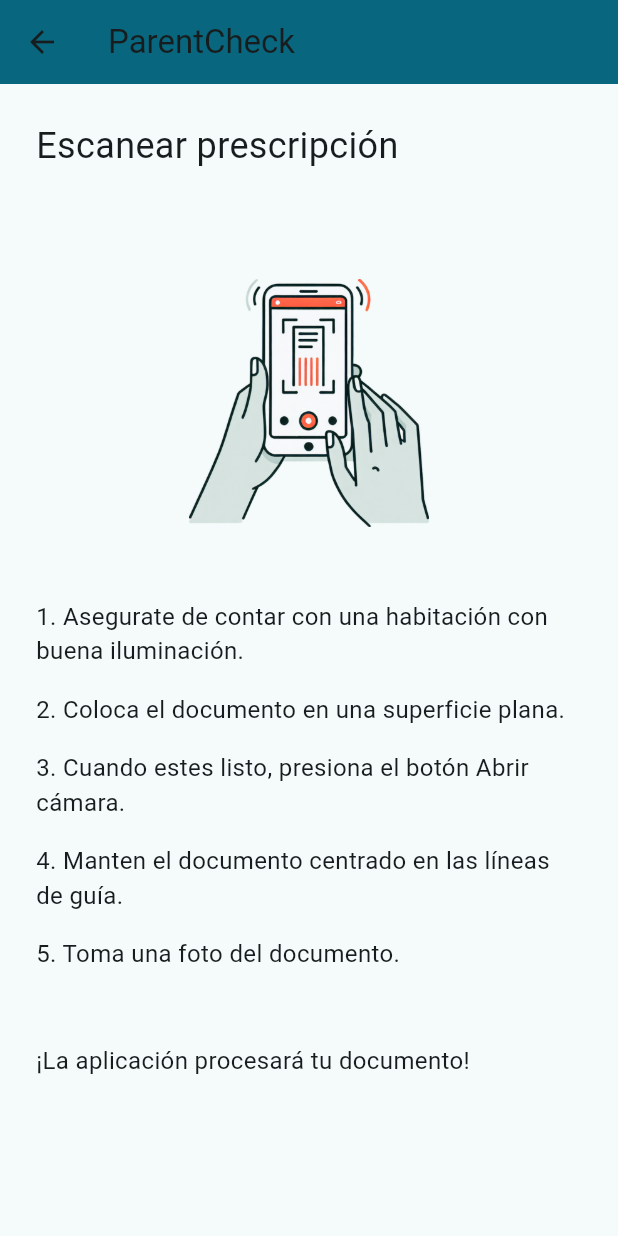
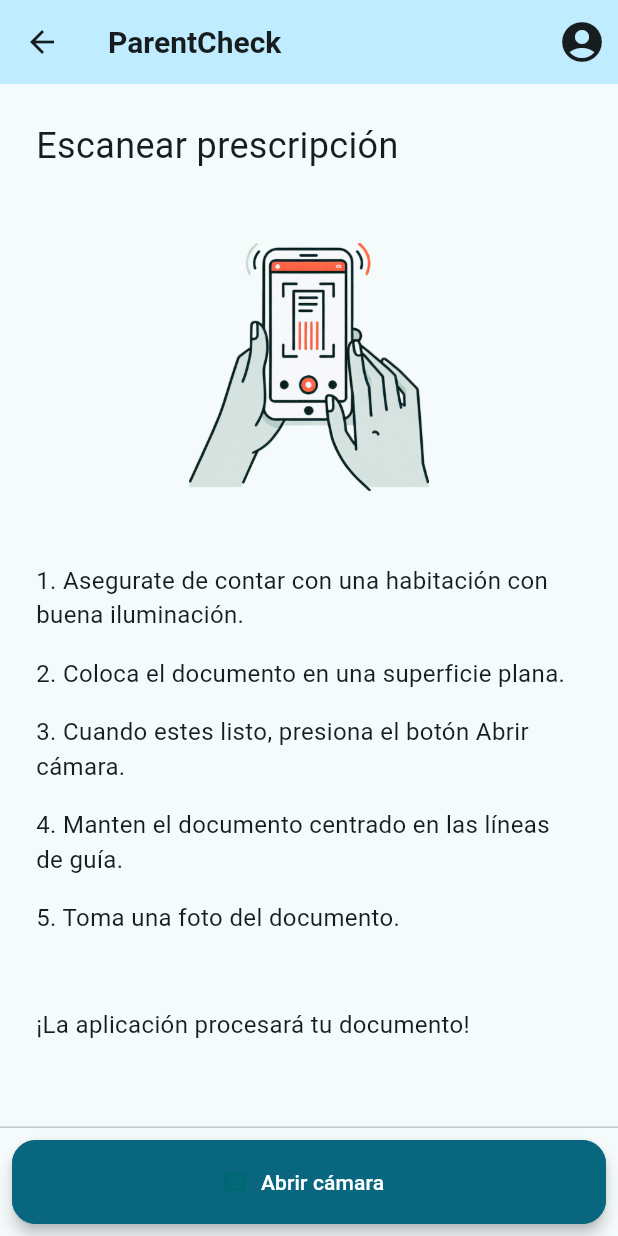
Before and after one commit to nfortiz/ux-mejoramiento-misow-mobile, a Flutter app: the MyHomePage screen opened by its route, after a tap on "Escanear prescripción", on a phone screen of 412 x 824 dp. Run offline on Flutter 3.47's test engine with Material 3 defaults, Android fonts, the phone set to English and light mode, and no system bars; our stand-ins replace flutter_svg; missing offline and left inert: flutter_doc_scanner.

Commit message:
Unificando layouts

```diff
--- a/parentcheck/parentcheck/lib/components/button_with_icon.dart
+++ /dev/null
@@ -1,48 +0,0 @@
-import 'package:flutter/material.dart';
-
-
-class ButtonWithIcon extends StatelessWidget {
-
-  final String text;
-  final IconData icon;
-  final Color color;
-  final VoidCallback onPressed;
-
-  const ButtonWithIcon({
-    super.key,
-    required this.text,
-    required this.icon,
-    required this.color,
-    required this.onPressed,
-  });
-
-  @override
-  Widget build(BuildContext context) {
-    return Container(
-      height: 56,
-      width: double.infinity,
-      child: OutlinedButton(
-        style: OutlinedButton.styleFrom(
-
-          padding: const EdgeInsets.symmetric(horizontal: 50, vertical: 20),
-          shape: RoundedRectangleBorder(
-            borderRadius: BorderRadius.circular(16), // <-- Radius
-          ),
-          backgroundColor: Theme.of(context).primaryColorDark,
-          side: BorderSide(
-            color: Theme.of(context).primaryColorDark,
-          ),
-        ),
-        onPressed: onPressed,
-        child: Row(
-          mainAxisAlignment: MainAxisAlignment.center,
-          children: <Widget>[
-            Icon(icon, color: Colors.white),
-            const SizedBox(width: 10),
-            Text(text, style: TextStyle(color: Colors.white, fontSize: 14, fontWeight: FontWeight.w500)),
-          ],
-        ),
-      ),
-    );
-  }
-}
--- a/parentcheck/parentcheck/lib/components/card_historial_home.dart
+++ b/parentcheck/parentcheck/lib/components/card_historial_home.dart
@@ -1,5 +1,4 @@
 import 'package:flutter/material.dart';
-
 
 class CardHistorial extends StatelessWidget {
 
--- a/parentcheck/parentcheck/lib/components/card_home.dart
+++ b/parentcheck/parentcheck/lib/components/card_home.dart
@@ -1,46 +1,41 @@
 import 'package:flutter/material.dart';
 
-
 class CardHome extends StatelessWidget {
-
   final String title;
   final String subtitle;
   final String imagePath;
 
-  const CardHome({super.key, required this.title, required this.subtitle, required this.imagePath});
+  const CardHome({
+    super.key,
+    required this.title,
+    required this.subtitle,
+    required this.imagePath,
+  });
 
   @override
   Widget build(BuildContext context) {
-    return Container(
-      margin: EdgeInsets.symmetric(horizontal: 70),
+    return SizedBox(
       height: 80,
-      width: 344,
       child: Card(
-
         color: Colors.white,
         child: Row(
           children: [
-            SizedBox(
-              width: 294,
-              height: 80,
+            Expanded(
               child: Column(
                 mainAxisSize: MainAxisSize.min,
                 children: <Widget>[
                   ListTile(
                     title: Text(
-                    this.title,
+                      title,
                       style: TextStyle(
                         fontSize: 16,
                         fontWeight: FontWeight.w600,
-                      color: Color(0xff171C1F)
+                        color: Color(0xff171C1F),
                       ),
                     ),
                     subtitle: Text(
-                    this.subtitle,
-                    style: TextStyle(
-                      fontSize: 14,
-                      color: Color(0xff40484C)
-                    ),
+                      subtitle,
+                      style: TextStyle(fontSize: 14, color: Color(0xff40484C)),
                     ),
                   ),
                 ],
@@ -49,12 +44,11 @@ class CardHome extends StatelessWidget {
             SizedBox(
               width: 50,
               height: 80,
-            child: Image(image: AssetImage(this.imagePath)),
-          )
+              child: Image(image: AssetImage(imagePath)),
+            ),
           ],
         ),
       ),
     );
-
   }
 }
--- a/parentcheck/parentcheck/lib/components/card_next_dosis.dart
+++ b/parentcheck/parentcheck/lib/components/card_next_dosis.dart
@@ -5,10 +5,7 @@ class CardNextDosis extends StatelessWidget {
 
   @override
   Widget build(BuildContext context) {
-    return Container(
-      margin: EdgeInsets.symmetric(horizontal: 70),
-      width: 344,
-      child: Card(
+    return Card(
       color: Colors.white,
       child: Column(
         mainAxisSize: MainAxisSize.min,
@@ -19,15 +16,12 @@ class CardNextDosis extends StatelessWidget {
               style: TextStyle(
                 fontSize: 16,
                 fontWeight: FontWeight.w500,
-                  color: Color(0xff171C1F)
+                color: Color(0xff171C1F),
               ),
             ),
             subtitle: Text(
               '1 dosis cada 6 horas',
-                style: TextStyle(
-                  fontSize: 14,
-                  color: Color(0xff40484C)
-                ),
+              style: TextStyle(fontSize: 14, color: Color(0xff40484C)),
             ),
           ),
           Row(
@@ -36,20 +30,22 @@ class CardNextDosis extends StatelessWidget {
             children: <Widget>[
               TextButton.icon(
                 style: TextButton.styleFrom(
-                    textStyle: TextStyle(
-                      color: Color(0xff444748)
+                  textStyle: TextStyle(color: Color(0xff444748)),
                 ),
+                icon: const Icon(
+                  Icons.notifications_outlined,
+                  color: Color(0xff444748),
                 ),
-                  icon: const Icon(Icons.notifications_outlined, color: Color(0xff444748)),
-                  label: const Text('02:00 PM', style: TextStyle(color: Color(0xff444748)),),
-                  onPressed: () {
-                  },
-                )
+                label: const Text(
+                  '02:00 PM',
+                  style: TextStyle(color: Color(0xff444748)),
+                ),
+                onPressed: () {},
+              ),
             ],
           ),
         ],
       ),
-      ),
     );
   }
 }
--- a/parentcheck/parentcheck/lib/components/historial_preview.dart
+++ b/parentcheck/parentcheck/lib/components/historial_preview.dart
@@ -15,8 +15,6 @@ class HistorialPreview extends StatelessWidget {
   Widget build(BuildContext context) {
     return Container(
       height: 118,
-      width: 393,
-      padding: EdgeInsets.symmetric(horizontal: 70),
       decoration: BoxDecoration(
         color: Colors.white70,
       ),
--- a/parentcheck/parentcheck/lib/components/my_app_bar.dart
+++ /dev/null
@@ -1,33 +0,0 @@
-import 'package:flutter/material.dart';
-
-class CustomAppBar extends StatelessWidget implements PreferredSizeWidget {
-  final bool isHome;
-  final bool centerTitle;
-
-  const CustomAppBar({super.key, this.isHome = false, this.centerTitle = false });
-
-  @override
-  Widget build(BuildContext context) {
-    return AppBar(
-      centerTitle: centerTitle,
-      titleTextStyle: TextStyle(
-        color: Color(0xff171C1F),
-        fontSize: 20,
-        fontWeight: FontWeight.bold,
-      ),
-      title: Text('ParentCheck'),
-      backgroundColor:  Theme.of(context).primaryColorLight,
-      leading: IconButton(
-
-          icon: isHome ? Icon(null) : Icon(Icons.arrow_back),
-          onPressed: () {
-            // Action for more button
-          },
-        ),
-
-    );
-  }
-
-  @override
-  Size get preferredSize => Size.fromHeight(kToolbarHeight);
-}
--- /dev/null
+++ b/parentcheck/parentcheck/lib/components/parentcheck_app_bar.dart
@@ -0,0 +1,44 @@
+import 'package:flutter/material.dart';
+
+class ParentCheckAppBar extends StatelessWidget implements PreferredSizeWidget {
+  final bool back;
+  final bool centerTitle;
+  final bool avatar;
+
+  const ParentCheckAppBar({
+    super.key,
+    this.back = false,
+    this.centerTitle = false,
+    this.avatar = false,
+  });
+
+  @override
+  Widget build(BuildContext context) {
+    return AppBar(
+      centerTitle: centerTitle,
+      titleTextStyle: TextStyle(
+        color: Color(0xff171C1F),
+        fontSize: 20,
+        fontWeight: FontWeight.bold,
+      ),
+      title: Text('ParentCheck'),
+      backgroundColor: Theme.of(context).primaryColorLight,
+      automaticallyImplyLeading: false,
+      leading:
+          back
+              ? IconButton(
+                icon: Icon(Icons.arrow_back),
+                onPressed: () {
+                  Navigator.pop(context);
+                },
+              )
+              : null,
+      actionsIconTheme: IconThemeData(size: 32),
+      actionsPadding: EdgeInsets.all(8),
+      actions: avatar ? [Icon(Icons.account_circle)] : null,
+    );
+  }
+
+  @override
+  Size get preferredSize => Size.fromHeight(kToolbarHeight);
+}
--- /dev/null
+++ b/parentcheck/parentcheck/lib/components/parentcheck_button.dart
@@ -0,0 +1,41 @@
+import 'package:flutter/material.dart';
+
+
+class ParentCheckButton extends StatelessWidget {
+
+  final String text;
+  final IconData? icon;
+  final Color? color;
+  final VoidCallback onPressed;
+
+  const ParentCheckButton({
+    super.key,
+    this.icon,
+    this.color,
+    required this.text,
+    required this.onPressed,
+  });
+
+  @override
+  Widget build(BuildContext context) {
+    return SizedBox(
+      height: 56,
+      width: double.infinity,
+      child: ElevatedButton.icon(
+        icon: icon != null ? Icon(icon) : null,
+        style: ElevatedButton.styleFrom(
+          elevation: Theme.of(context).floatingActionButtonTheme.elevation ?? 4,
+          shape: RoundedRectangleBorder(
+            borderRadius: BorderRadius.circular(16), // <-- Radius
+          ),
+          backgroundColor: color ?? Theme.of(context).primaryColorDark,
+          side: BorderSide(
+            color: Theme.of(context).primaryColorDark,
+          ),
+        ),
+        onPressed: onPressed,
+        label: Text(text, style: TextStyle(color: Colors.white))
+      ),
+    );
+  }
+}
--- a/parentcheck/parentcheck/lib/pages/my_home.dart
+++ b/parentcheck/parentcheck/lib/pages/my_home.dart
@@ -1,11 +1,11 @@
 import 'package:flutter/material.dart';
-import 'package:parentcheck/components/button_with_icon.dart';
+import 'package:parentcheck/components/parentcheck_button.dart';
 import 'package:parentcheck/components/card_alarm.dart';
 import 'package:parentcheck/components/card_historial_home.dart';
 import 'package:parentcheck/components/card_home.dart';
 import 'package:parentcheck/components/card_next_dosis.dart';
 import 'package:parentcheck/components/historial_preview.dart';
-import 'package:parentcheck/components/my_app_bar.dart';
+import 'package:parentcheck/components/parentcheck_app_bar.dart';
 
 class MyHomePage extends StatefulWidget {
   const MyHomePage({super.key, required this.title});
@@ -28,7 +28,7 @@ class _MyHomePageState extends State<MyHomePage> {
   @override
   Widget build(BuildContext context) {
     return Scaffold(
-      appBar: CustomAppBar(isHome: true),
+      appBar: ParentCheckAppBar(avatar: true),
       body: Container(child: _screens[_currentIndex]),
       bottomNavigationBar: BottomNavigationBar(
         backgroundColor: Colors.white,
@@ -62,19 +62,13 @@ class AlarmContent extends StatelessWidget {
   @override
   Widget build(BuildContext context) {
     return ListView(
+      padding: EdgeInsets.all(24),
       children: <Widget>[
-        Container(
-          height: 71,
-          margin: EdgeInsets.symmetric(horizontal: 50, vertical: 10),
-          padding: EdgeInsets.symmetric(vertical: 10),
-          child: Text(
-            'Alarmas',
-            style: Theme.of(context).textTheme.headlineSmall,
+        Padding(
+          padding: EdgeInsets.only(bottom: 24),
+          child: const Text('Alarmas', style: TextStyle(fontSize: 24)),
         ),
-        ),
-        Container(
-          margin: EdgeInsets.symmetric(horizontal: 50),
-          child: Column(
+        Column(
           children: <Widget>[
             CardAlarm(
               title: 'Loratadina 100mg',
@@ -86,16 +80,16 @@ class AlarmContent extends StatelessWidget {
               subtitle: '1 dosis cada 8 horas',
             ),
             const SizedBox(height: 100),
-              ButtonWithIcon(
+            ParentCheckButton(
               text: 'Crear alarma',
               icon: Icons.add,
               color: Theme.of(context).primaryColorDark,
               onPressed: () {
-                  Navigator.pushNamed(context, '/add-alarm');
+                Navigator.pushNamed(context, '/alarm/create');
               },
             ),
             const SizedBox(height: 10),
-              ButtonWithIcon(
+            ParentCheckButton(
               text: 'Escanear prescripción',
               icon: Icons.document_scanner_outlined,
               color: Theme.of(context).primaryColorDark,
@@ -104,7 +98,6 @@ class AlarmContent extends StatelessWidget {
               },
             ),
           ],
-          ),
         ),
       ],
     );
@@ -123,10 +116,10 @@ class HomeContent extends StatelessWidget {
   @override
   Widget build(BuildContext context) {
     return ListView(
+      padding: EdgeInsets.symmetric(vertical: 10, horizontal: 24),
       children: <Widget>[
         HistorialPreview(onPressed: onPressed),
         Container(
-          margin: EdgeInsets.symmetric(horizontal: 70),
           padding: EdgeInsets.symmetric(vertical: 10),
           child: Text(
             'Proxima dosis',
@@ -136,7 +129,6 @@ class HomeContent extends StatelessWidget {
         CardNextDosis(),
         const SizedBox(height: 10),
         Container(
-          margin: EdgeInsets.symmetric(horizontal: 70),
           padding: EdgeInsets.symmetric(vertical: 10),
           child: Text(
             'Inicio',
@@ -146,13 +138,13 @@ class HomeContent extends StatelessWidget {
         CardHome(
           title: 'Dependientes',
           subtitle: 'Ver dependientes',
-          imagePath: 'card_home_bg.png',
+          imagePath: 'assets/card_home_bg.png',
         ),
         const SizedBox(height: 5),
         CardHome(
           title: 'Medicamentos',
           subtitle: 'Ver medicamentos',
-          imagePath: 'medical_care.png',
+          imagePath: 'assets/medical_care.png',
         ),
       ],
     );
@@ -165,35 +157,32 @@ class HistorialContent extends StatelessWidget {
   @override
   Widget build(BuildContext context) {
     return ListView(
+      padding: EdgeInsets.symmetric(vertical: 10, horizontal: 24),
       children: <Widget>[
         HistorialPreview(),
         Container(
-          margin: EdgeInsets.symmetric(horizontal: 70),
           padding: EdgeInsets.symmetric(vertical: 10),
           child: Text(
             'Febrero 15',
             style: Theme.of(context).textTheme.headlineMedium,
           ),
         ),
-        Container(
-          margin: EdgeInsets.symmetric(horizontal: 70),
-          padding: EdgeInsets.symmetric(vertical: 10),
-          child: CardHistorial(
+        Column(
+          spacing: 10,
+          children: [
+            CardHistorial(
               title: 'Loratadina 100mg',
               subtitle: '1 dosis cada 6 horas',
               time: '02:00 PM',
               imagePath: 'card_home_bg.png',
             ),
-        ),
-
-        Container(
-          margin: EdgeInsets.symmetric(horizontal: 70),
-          child: CardHistorial(
+            CardHistorial(
               title: 'Loratadina 100mg',
               subtitle: '1 dosis cada 6 horas',
               time: '02:00 PM',
               imagePath: 'card_home_bg.png',
             ),
+          ],
         ),
       ],
     );
--- a/parentcheck/parentcheck/lib/pages/prescription/scan.dart
+++ b/parentcheck/parentcheck/lib/pages/prescription/scan.dart
@@ -1,5 +1,7 @@
 import 'package:flutter/material.dart';
-import 'package:parentcheck/components/button_with_icon.dart';
+import 'package:flutter_doc_scanner/flutter_doc_scanner.dart';
+import 'package:parentcheck/components/parentcheck_button.dart';
+import 'package:parentcheck/components/parentcheck_app_bar.dart';
 
 class ScanPrescriptionPage extends StatefulWidget {
   const ScanPrescriptionPage({super.key});
@@ -9,18 +11,29 @@ class ScanPrescriptionPage extends StatefulWidget {
 }
 
 class _ScanPrescriptionPageState extends State<ScanPrescriptionPage> {
+  Future<void> scanDocument() async {
+    await FlutterDocScanner().getScanDocuments();
+
+    if (mounted) {
+      setState(() {
+        Navigator.pushNamed(context, '/prescription/summary');
+      });
+    }
+    ;
+  }
+
   @override
   Widget build(BuildContext context) {
     return Scaffold(
-      appBar: AppBar(
-        title: const Text('ParentCheck'),
-        backgroundColor: Theme.of(context).primaryColorDark,
-      ),
-      body: Column(
+      appBar: ParentCheckAppBar(avatar: true, back: true),
+      body: ListView(
+        padding: EdgeInsets.all(24),
+        children: [
+          Column(
             crossAxisAlignment: CrossAxisAlignment.start,
             children: <Widget>[
               Padding(
-            padding: EdgeInsets.all(24),
+                padding: EdgeInsets.only(bottom: 48),
                 child: Row(
                   mainAxisAlignment: MainAxisAlignment.spaceBetween,
                   children: [
@@ -31,21 +44,18 @@ class _ScanPrescriptionPageState extends State<ScanPrescriptionPage> {
                   ],
                 ),
               ),
+              Column(
+                children: [
                   Padding(
-            padding: EdgeInsets.fromLTRB(24, 48, 24, 98),
-            child: Column(
-              spacing: 48,
-              children: [
-                Row(
-                  mainAxisAlignment: MainAxisAlignment.center,
-                  children: [
-                    Image(
+                    padding: EdgeInsets.only(bottom: 48),
+                    child: Image(
                       width: 160,
                       image: AssetImage('assets/scan_document.png'),
                     ),
-                  ],
                   ),
-                Column(
+                  Padding(
+                    padding: EdgeInsets.only(bottom: 48),
+                    child: Column(
                       crossAxisAlignment: CrossAxisAlignment.start,
                       spacing: 16,
                       children:
@@ -62,36 +72,30 @@ class _ScanPrescriptionPageState extends State<ScanPrescriptionPage> {
                               )
                               .toList(),
                     ),
-                Row(
-                  children: [
-                    Text(
+                  ),
+                  Align(
+                    alignment: Alignment.centerLeft,
+                    child: Text(
                       '¡La aplicación procesará tu documento!',
                       style: TextStyle(fontSize: 16),
-                    ),
-                  ],
-                ),
-              ],
-            ),
-          ),
-          Row(
-            children: [
-              Expanded(
-                child: Padding(
-                  padding: EdgeInsets.all(24),
-                  child: ButtonWithIcon(
-                    text: 'Abrir cámara',
-                    icon: Icons.camera_alt,
-                    color: Theme.of(context).primaryColorDark,
-                    onPressed: () {
-                      Navigator.pushNamed(context, '/prescription/loading');
-                    },
-                  ),
                     ),
                   ),
                 ],
               ),
             ],
           ),
+        ],
+      ),
+      persistentFooterButtons: [
+        ParentCheckButton(
+          text: 'Abrir cámara',
+          icon: Icons.camera_alt,
+          color: Theme.of(context).primaryColorDark,
+          onPressed: () {
+            scanDocument();
+          },
+        ),
+      ],
     );
   }
 }
--- a/parentcheck/parentcheck/pubspec.yaml
+++ b/parentcheck/parentcheck/pubspec.yaml
@@ -34,6 +34,8 @@ dependencies:
   # The following adds the Cupertino Icons font to your application.
   # Use with the CupertinoIcons class for iOS style icons.
   cupertino_icons: ^1.0.8
+  flutter_doc_scanner: ^0.0.16
+  flutter_svg: ^2.0.17
 
 dev_dependencies:
   flutter_test:
@@ -60,6 +62,7 @@ flutter:
   - assets/card_home_bg.png
   - assets/medical_care.png
   - assets/scan_document.png
+  - assets/google_logo.svg
 
   # To add assets to your application, add an assets section, like this:
   # assets:
```
Also changed, not shown: parentcheck/parentcheck/lib/components/google_button.dart (added, +31 -0 lines), parentcheck/parentcheck/lib/components/parentcheck_dropdown.dart (renamed from parentcheck/parentcheck/lib/components/dropdown_button_custom.dart, +6 -6 lines), parentcheck/parentcheck/lib/pages/alarm/create.dart (+20 -44 lines), parentcheck/parentcheck/lib/pages/alarm/summary.dart (+40 -31 lines), parentcheck/parentcheck/lib/pages/login.dart (+47 -53 lines), parentcheck/parentcheck/lib/pages/prescription/edit.dart (+20 -40 lines), parentcheck/parentcheck/lib/pages/prescription/summary.dart (+11 -13 lines), parentcheck/parentcheck/assets/google_logo.svg (added), parentcheck/parentcheck/pubspec.lock, 1 other file. Lines whose indentation alone changed are shown as unchanged.
